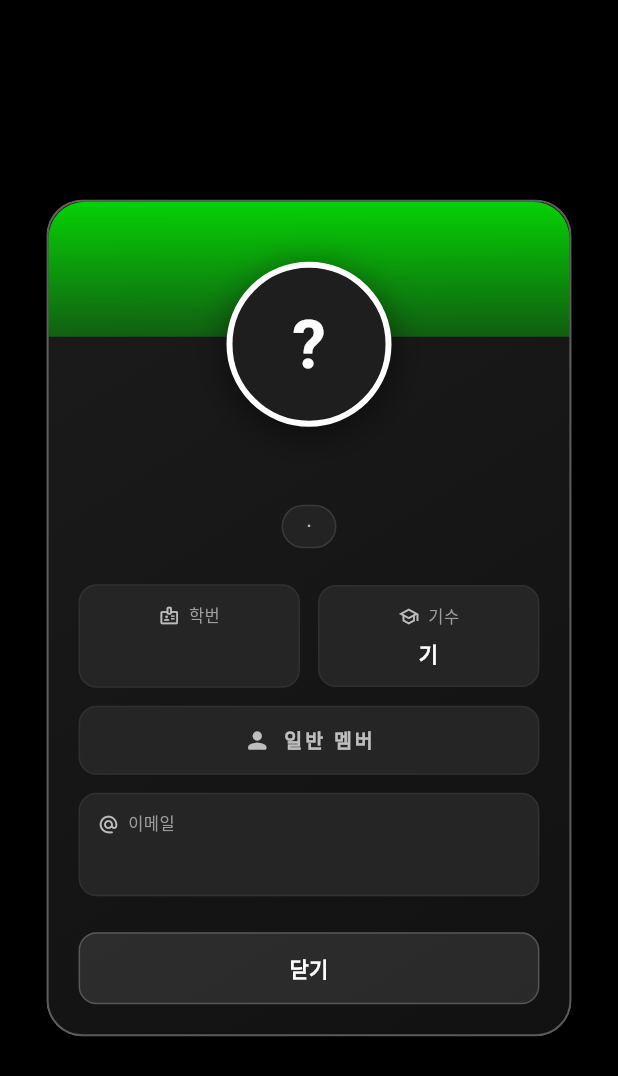
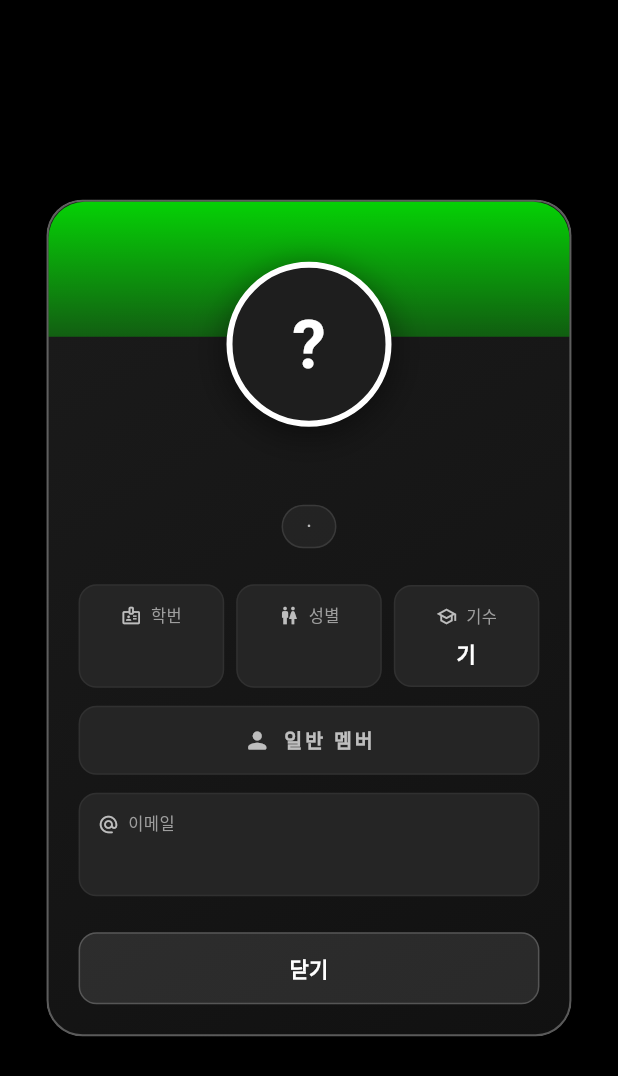
Before and after one commit to joshuakod123/kraft_app, a Flutter app: the MemberProfileCard widget shown alone on an empty page, opened directly with empty values, on a phone screen of 412 x 824 dp. Shown: the top 1076 px of the screen. Run offline on Flutter 3.47's test engine with Material 3 defaults, Android fonts, the phone set to English and light mode, and no system bars; drawn by our look-alikes of glass_kit; our stand-ins replace file_picker, flutter_animate, flutter_riverpod, go_router, google_fonts, just_audio and 5 more; missing offline and left inert: mobile_scanner; accounts and stored records are empty; statements that could not run were skipped.

Commit message:
profile card fixed

```diff
--- a/lib/features/home/team_member_screen.dart
+++ b/lib/features/home/team_member_screen.dart
@@ -275,7 +275,7 @@ class TeamMemberScreen extends ConsumerWidget {
 }
 
 // -----------------------------------------------------------------------------
-// 상세 프로필 팝업 카드 (기존 코드 유지)
+// 상세 프로필 팝업 카드 (기존 코드 유지 및 성별 추가)
 // -----------------------------------------------------------------------------
 class MemberProfileCard extends StatelessWidget {
   final Map<String, dynamic> user;
@@ -298,6 +298,9 @@ class MemberProfileCard extends StatelessWidget {
     final initial = name.isNotEmpty ? name.substring(0, 1) : '?';
     final cohort = user['cohort'];
     final generationString = cohort != null ? "${cohort}기" : "기수 미정";
+
+    // [수정] 성별 데이터 가져오기 (DB 컬럼이 'gender'라고 가정)
+    final gender = user['gender'] ?? '비공개';
 
     final isManager = role == 'manager';
     final themeColor = isManager ? dept.color : Colors.white;
@@ -408,10 +411,14 @@ class MemberProfileCard extends StatelessWidget {
                     padding: const EdgeInsets.symmetric(horizontal: 20),
                     child: Column(
                       children: [
+                        // [수정] 학번, 성별, 기수를 한 줄에 배치
                         Row(
                           children: [
                             Expanded(child: _buildInfoBox("학번", studentId, Icons.badge_outlined)),
-                            const SizedBox(width: 12),
+                            const SizedBox(width: 8),
+                            // 성별 박스 추가
+                            Expanded(child: _buildInfoBox("성별", gender, Icons.wc)),
+                            const SizedBox(width: 8),
                             Expanded(child: _buildInfoBox("기수", generationString, Icons.school_outlined)),
                           ],
                         ),
```
